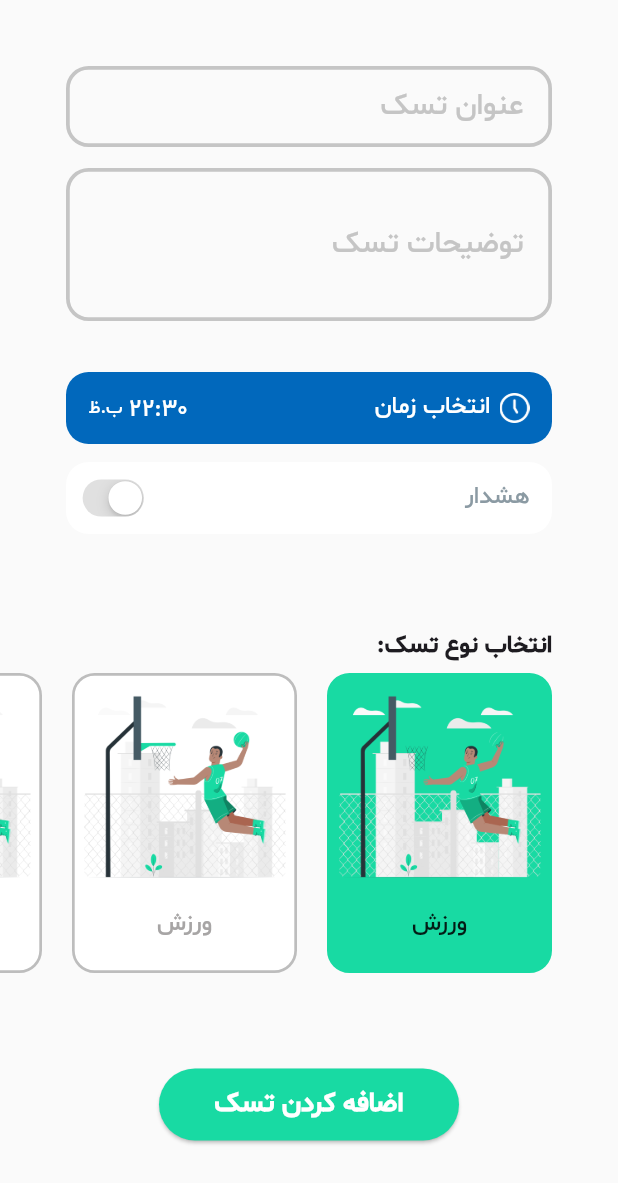
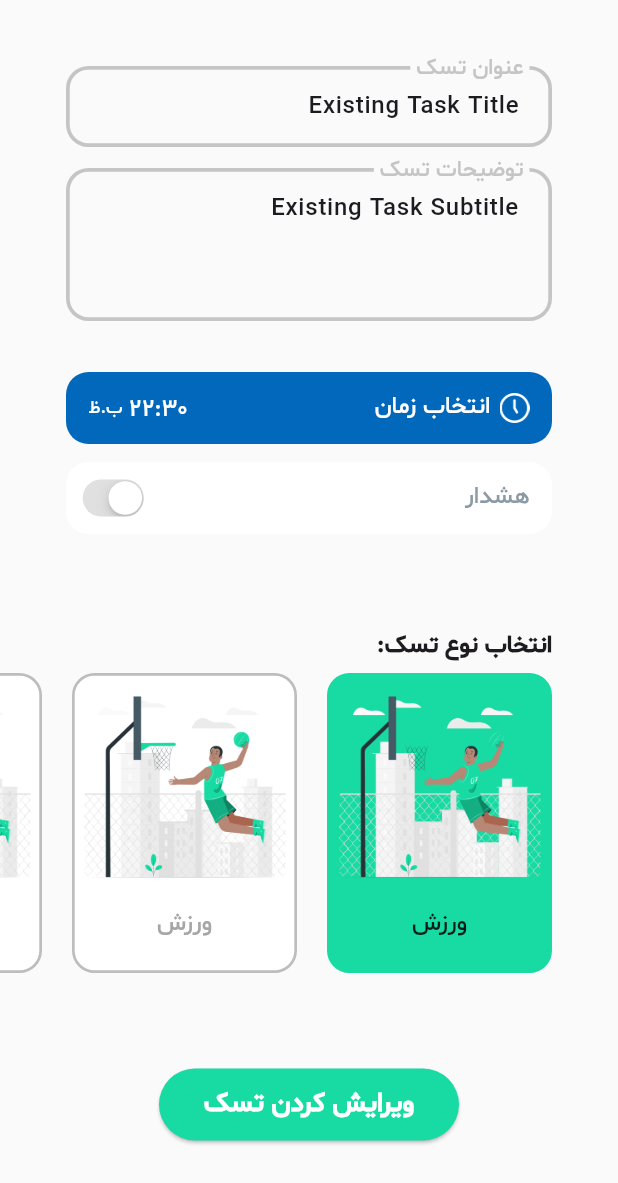
Before and after one commit to matinnajafi/todo_app, a Flutter app: the screen it shows after launch, on a phone screen of 412 x 824 dp. Shown: the top 1183 px of the screen. Run offline on Flutter 3.47's test engine with Material 3 defaults, Android fonts, the light colour scheme and no system bars; our stand-ins replace flutter_slidable, percent_indicator; missing offline and left inert: day_night_time_picker.

Commit message:
Implement layout for EditTaskScreen

```diff
--- a/lib/main.dart
+++ b/lib/main.dart
@@ -1,5 +1,5 @@
 import 'package:flutter/material.dart';
-import 'package:todo_app/presentation/tasks/screens/add_task_screen.dart';
+import 'package:todo_app/presentation/tasks/screens/edit_task_screen.dart';
 
 void main() {
   runApp(const MyApp());
@@ -13,7 +13,7 @@ class MyApp extends StatelessWidget {
     return MaterialApp(
       debugShowCheckedModeBanner: false,
       theme: ThemeData(fontFamily: 'sh'),
-      home: const AddTaskScreen(),
+      home: const EditTaskScreen(),
     );
   }
 }
--- /dev/null
+++ b/lib/presentation/tasks/screens/edit_task_screen.dart
@@ -0,0 +1,69 @@
+import 'package:flutter/material.dart';
+import 'package:todo_app/core/constants/app_colors.dart';
+import 'package:todo_app/presentation/tasks/widgets/task_alarm.dart';
+import 'package:todo_app/presentation/tasks/widgets/task_buttons.dart';
+import 'package:todo_app/presentation/tasks/widgets/task_textfields.dart';
+import 'package:todo_app/presentation/tasks/widgets/task_type_list.dart';
+import 'package:todo_app/presentation/tasks/widgets/time_picker.dart';
+
+class EditTaskScreen extends StatefulWidget {
+  const EditTaskScreen({super.key});
+
+  @override
+  State<EditTaskScreen> createState() => _EditTaskScreenState();
+}
+
+class _EditTaskScreenState extends State<EditTaskScreen> {
+  FocusNode taskTitleFocus = FocusNode();
+  FocusNode taskSubtitleFocus = FocusNode();
+  final TextEditingController taskTitleController = TextEditingController(
+    text: 'Existing Task Title',
+  );
+  final TextEditingController taskSubTitleController = TextEditingController(
+    text: 'Existing Task Subtitle',
+  );
+
+  bool isNotifOn = false;
+  int selectedTaskTypeItem = 0;
+
+  @override
+  Widget build(BuildContext context) {
+    return Scaffold(
+      backgroundColor: backgroundColor,
+      body: SafeArea(
+        child: SingleChildScrollView(
+          child: SizedBox(
+            height: MediaQuery.of(context).size.height,
+            child: Column(
+              mainAxisAlignment: MainAxisAlignment.center,
+              crossAxisAlignment: CrossAxisAlignment.center,
+              children: [
+                const SizedBox(height: 44),
+                TaskTitleField(
+                  taskTitleController: taskTitleController,
+                  taskTitleFocus: taskTitleFocus,
+                ),
+                const SizedBox(height: 14),
+                TaskSubtitleField(
+                  taskSubTitleController: taskSubTitleController,
+                  taskSubtitleFocus: taskSubtitleFocus,
+                ),
+                const SizedBox(height: 34),
+                const TimePickerBox(),
+                const SizedBox(height: 12),
+                TaskAlarm(isNotifOn: isNotifOn),
+                const Spacer(),
+                const TaskTypeTitle(),
+                const SizedBox(height: 6),
+                TaskTypeList(selectedItemList: selectedTaskTypeItem),
+                const Spacer(),
+                const EditTaskButton(),
+                const Spacer(),
+              ],
+            ),
+          ),
+        ),
+      ),
+    );
+  }
+}
--- a/lib/presentation/tasks/widgets/task_buttons.dart
+++ b/lib/presentation/tasks/widgets/task_buttons.dart
@@ -25,3 +25,29 @@ class AddTaskButton extends StatelessWidget {
     );
   }
 }
+
+class EditTaskButton extends StatelessWidget {
+  const EditTaskButton({super.key});
+
+  @override
+  Widget build(BuildContext context) {
+    return ElevatedButton(
+      onPressed: () {
+        // edit task process
+        // Navigator.of(context).pop();
+      },
+      style: ElevatedButton.styleFrom(
+        minimumSize: const Size(200, 48),
+        backgroundColor: const Color(0xff18DAA3),
+      ),
+      child: const Text(
+        'ویرایش کردن تسک',
+        style: TextStyle(
+          fontSize: 18,
+          fontWeight: FontWeight.bold,
+          color: Colors.white,
+        ),
+      ),
+    );
+  }
+}
```
